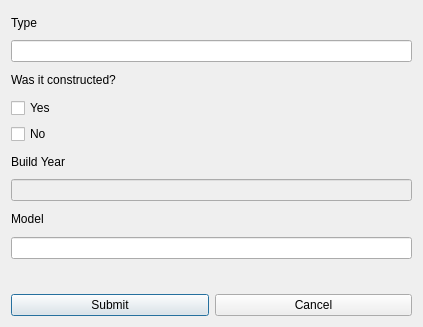
Tryggvith/vika3, file addcomputer.ui: the form before one commit.
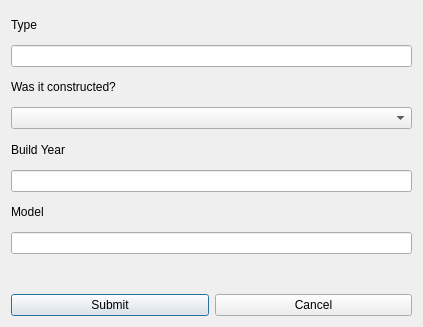
The form after the commit.

Commit message: sma lagfæring

```diff
--- a/addcomputer.ui
+++ b/addcomputer.ui
@@ -38,18 +38,7 @@
     </widget>
    </item>
    <item>
-    <widget class="QCheckBox" name="Input_Computer_Yes">
-     <property name="text">
-      <string>Yes</string>
-     </property>
-    </widget>
-   </item>
-   <item>
-    <widget class="QCheckBox" name="Input_Computer_No">
-     <property name="text">
-      <string>No</string>
-     </property>
-    </widget>
+    <widget class="QComboBox" name="comboBox_constr"/>
    </item>
    <item>
     <layout class="QHBoxLayout" name="horizontalLayout_2">
@@ -72,7 +61,10 @@
    <item>
     <widget class="QLineEdit" name="Input_Computer_Year">
      <property name="enabled">
-      <bool>false</bool>
+      <bool>true</bool>
+     </property>
+     <property name="text">
+      <string/>
      </property>
     </widget>
    </item>
```
The commit also changes 2 other files.
